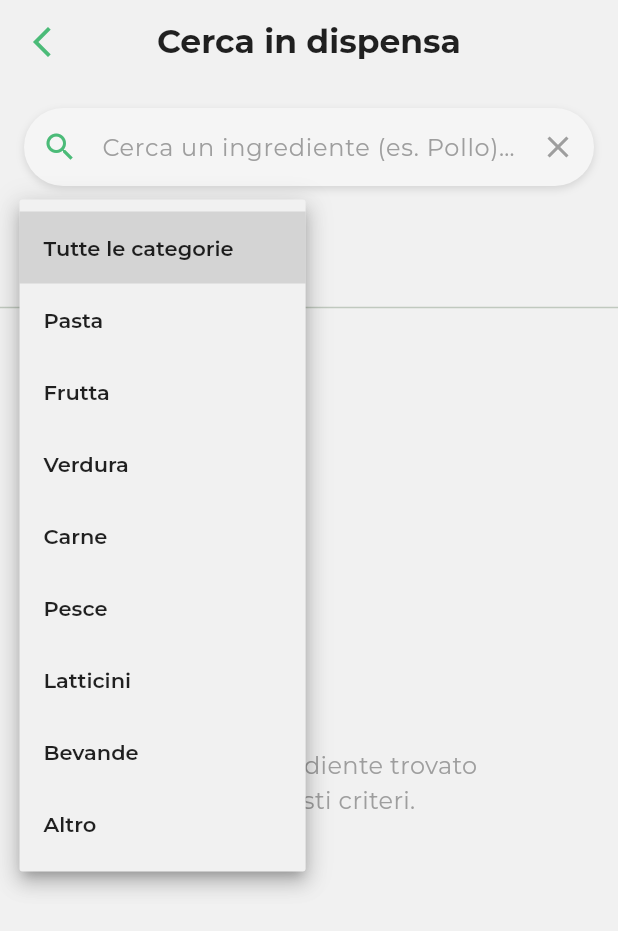
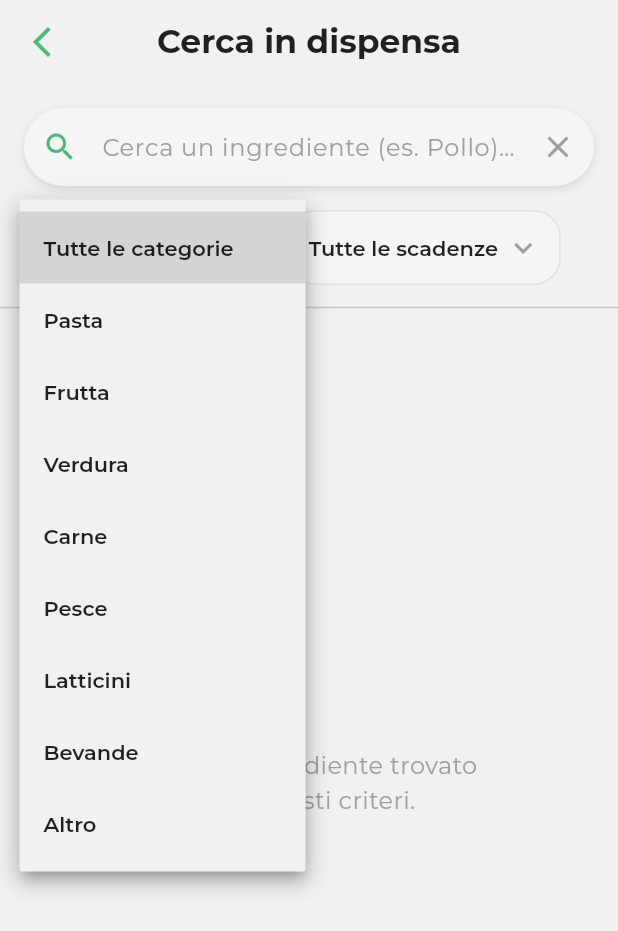
Before and after one commit to brunooliva7/Meal-Planner-Smart-Pantry-App---GRUPPO-6---APPELLO-GIUGNO-2026---MOBPROG, a Flutter app: the SearchDispensaScreen screen opened directly, after a tap on "Tutte le categorie", on a phone screen of 412 x 824 dp. Shown: the top 931 px of the screen. Run offline on Flutter 3.47's test engine with Material 3 defaults, Android fonts, the light colour scheme and no system bars; our stand-ins replace flutter_local_notifications, google_fonts, google_sign_in, image_picker, shared_preferences, sqflite and 1 more; missing offline and left inert: translator; accounts and stored records are empty; network calls fail.

Commit message:
aggiunta della gestione della scadenza dei prodotti

```diff
--- a/weekbite/lib/main.dart
+++ b/weekbite/lib/main.dart
@@ -10,6 +10,8 @@ import 'screens/user_profile_screen.dart';
 import 'screens/auth_screen.dart';
 import 'screens/create_recipe_screen.dart';
 import 'package:shared_preferences/shared_preferences.dart';
+import 'package:weekbite/services/notification_service.dart';
+
 
 // ==========================================================
 // ⚙️ CONFIGURAZIONI GLOBALI
@@ -25,8 +27,9 @@ const double navBarTextSize = 12.0;
 const Color kTextDark = Color(0xFF1A1A2E);
 const Color kTextMuted = Color(0xFF9CA3AF);
 
-void main() {
+void main() async {
   WidgetsFlutterBinding.ensureInitialized();
+  await NotificationService.init();
   runApp(const MyApp());
 }
 
--- a/weekbite/lib/screens/auth_screen.dart
+++ b/weekbite/lib/screens/auth_screen.dart
@@ -1,7 +1,7 @@
 import 'package:flutter/material.dart';
 import 'package:google_fonts/google_fonts.dart';
 import 'package:google_sign_in/google_sign_in.dart'; // 🌐 LIBRERIA GOOGLE UFFICIALE
-import '../database/database_helper.dart';
+import '../services/database_helper.dart';
 import 'package:shared_preferences/shared_preferences.dart';
 
 const Color primaryGreen = Color.fromARGB(255, 75, 187, 120);
--- a/weekbite/lib/screens/create_recipe_screen.dart
+++ b/weekbite/lib/screens/create_recipe_screen.dart
@@ -2,7 +2,7 @@ import 'dart:io';
 import 'package:flutter/material.dart';
 import 'package:google_fonts/google_fonts.dart';
 import 'package:image_picker/image_picker.dart';
-import '../database/database_helper.dart';
+import '../services/database_helper.dart';
 
 // Manteniamo le costanti grafiche definite nel tuo tema principale
 const Color primaryGreen = Color.fromARGB(255, 75, 187, 120);
--- a/weekbite/lib/screens/createplanner.dart
+++ b/weekbite/lib/screens/createplanner.dart
@@ -2,7 +2,7 @@ import 'dart:math';
 import 'package:flutter/material.dart';
 import 'package:google_fonts/google_fonts.dart';
 import 'recipe_model.dart';
-import '../database/database_helper.dart';
+import '../services/database_helper.dart';
 
 const Color primaryGreen = Color.fromARGB(255, 75, 187, 120);
 const Color kCardBackground = Colors.white;
--- a/weekbite/lib/screens/lista_spesa.dart
+++ b/weekbite/lib/screens/lista_spesa.dart
@@ -1,7 +1,7 @@
 import 'package:google_fonts/google_fonts.dart';
 import 'package:weekbite/main.dart';
 import 'package:weekbite/screens/ingredienti_model.dart';
-import 'package:weekbite/database/database_helper.dart';
+import 'package:weekbite/services/database_helper.dart';
 import 'package:weekbite/screens/dispensa.dart';
 import 'package:flutter/material.dart';
 
--- a/weekbite/lib/screens/main_screen.dart
+++ b/weekbite/lib/screens/main_screen.dart
@@ -6,7 +6,7 @@ import 'package:google_fonts/google_fonts.dart';
 import 'package:translator/translator.dart';
 import 'search_screen.dart';
 import 'recipe.dart';
-import '../database/database_helper.dart';
+import '../services/database_helper.dart';
 
 class MainScreen extends StatefulWidget {
   final bool isLogged;
--- a/weekbite/lib/screens/mealplanner.dart
+++ b/weekbite/lib/screens/mealplanner.dart
@@ -4,7 +4,7 @@ import 'recipe.dart';
 import 'modifyplanner.dart';
 import 'package:translator/translator.dart';
 import 'recipe_model.dart';
-import '../database/database_helper.dart';
+import '../services/database_helper.dart';
 
 const Color primaryGreen = Color.fromARGB(255, 75, 187, 120);
 const Color kCardBackground = Colors.white;
--- a/weekbite/lib/screens/modifyplanner.dart
+++ b/weekbite/lib/screens/modifyplanner.dart
@@ -2,7 +2,7 @@ import 'dart:math';
 import 'package:flutter/material.dart';
 import 'package:google_fonts/google_fonts.dart';
 import 'recipe_model.dart';
-import '../database/database_helper.dart';
+import '../services/database_helper.dart';
 
 const Color primaryGreen = Color.fromARGB(255, 75, 187, 120);
 const Color kCardBackground = Colors.white;
--- a/weekbite/lib/screens/recipe.dart
+++ b/weekbite/lib/screens/recipe.dart
@@ -2,7 +2,7 @@ import 'package:flutter/material.dart';
 import 'package:google_fonts/google_fonts.dart';
 import 'package:shared_preferences/shared_preferences.dart';
 import 'package:translator/translator.dart';
-import '../database/database_helper.dart';
+import '../services/database_helper.dart';
 import 'dart:io';
 import 'dart:convert'; // 🟢 Aggiunto per decodificare il JSON dell'API
 import 'package:http/http.dart' as http; // 🟢 Aggiunto per fare la chiamata di matching
--- a/weekbite/lib/screens/search_dispensa.dart
+++ b/weekbite/lib/screens/search_dispensa.dart
@@ -1,6 +1,6 @@
 import 'package:flutter/material.dart';
 import 'package:google_fonts/google_fonts.dart';
-import 'package:weekbite/database/database_helper.dart';
+import 'package:weekbite/services/database_helper.dart';
 import 'package:weekbite/screens/ingredienti_model.dart';
 import 'package:weekbite/screens/dispensa.dart';
 import 'package:weekbite/main.dart';
@@ -24,6 +24,14 @@ class _SearchDispensaScreenState extends State<SearchDispensaScreen> {
   ];
   String selectedCategoria = 'Tutte le categorie';
 
+  final List<String> scadenzaOptions = [
+    'Tutte le scadenze',
+    'Scaduti',
+    'In scadenza (7 gg)',
+    'Validi'
+  ];
+  String selectedScadenza = 'Tutte le scadenze';
+
   @override
   void initState() {
     super.initState();
@@ -36,7 +44,7 @@ class _SearchDispensaScreenState extends State<SearchDispensaScreen> {
     });
     String queryTesto = _searchController.text.trim();
 
-    if (queryTesto.isEmpty && selectedCategoria == 'Tutte le categorie') {
+    if (queryTesto.isEmpty && selectedCategoria == 'Tutte le categorie' && selectedScadenza == 'Tutte le scadenze') {
       if (mounted) {
         setState(() {
           searchResults = [];
@@ -63,6 +71,28 @@ class _SearchDispensaScreenState extends State<SearchDispensaScreen> {
 
       List<Ingredienti> parsedResults = res.map((row) => Ingredienti.fromMap(row)).toList();
 
+      if (selectedScadenza != 'Tutte le scadenze') {
+        DateTime oggi = DateTime.now();
+        // Rimuoviamo le ore e i minuti, ci interessano solo i giorni!
+        DateTime soloOggi = DateTime(oggi.year, oggi.month, oggi.day);
+
+        parsedResults = parsedResults.where((ing) {
+          DateTime dataIng = DateTime(ing.dataScadenza.year, ing.dataScadenza.month, ing.dataScadenza.day);
+
+          if (selectedScadenza == 'Scaduti') {
+            return dataIng.isBefore(soloOggi); // Scadenza precedente a oggi
+          } else if (selectedScadenza == 'In scadenza (7 gg)') {
+            // Tra oggi e i prossimi 7 giorni compresi
+            return (dataIng.isAtSameMomentAs(soloOggi) || dataIng.isAfter(soloOggi)) &&
+                   dataIng.isBefore(soloOggi.add(const Duration(days: 8)));
+          } else if (selectedScadenza == 'Validi') {
+            return dataIng.isAfter(soloOggi.add(const Duration(days: 7))); // Oltre i 7 giorni
+          }
+          return true;
+        }).toList();
+      }
+
+
       if (mounted) {
         setState(() {
           searchResults = parsedResults;
@@ -77,7 +107,7 @@ class _SearchDispensaScreenState extends State<SearchDispensaScreen> {
 
   @override
   Widget build(BuildContext context) {
-    bool isFilterActive = selectedCategoria != 'Tutte le categorie';
+    bool isFilterActive = selectedCategoria != 'Tutte le categorie' && selectedScadenza != 'Tutte le scadenze';
 
     return Scaffold(
       backgroundColor: backgroundColor,
@@ -153,6 +183,31 @@ class _SearchDispensaScreenState extends State<SearchDispensaScreen> {
                       onChanged: (String? newValue) {
                         if (newValue != null) {
                           setState(() => selectedCategoria = newValue);
+                          _performLocalSearch();
+                        }
+                      },
+                    ),
+                  ),
+                ),
+
+                Container(
+                  padding: const EdgeInsets.symmetric(horizontal: 12),
+                  decoration: BoxDecoration(
+                    color: selectedScadenza == 'Tutte le scadenze' ? Colors.grey[100] : primaryGreen.withOpacity(0.1),
+                    border: Border.all(color: selectedScadenza == 'Tutte le scadenze' ? Colors.grey[300]! : primaryGreen),
+                    borderRadius: BorderRadius.circular(18),
+                  ),
+                  child: DropdownButtonHideUnderline(
+                    child: DropdownButton<String>(
+                      value: selectedScadenza,
+                      icon: Icon(Icons.keyboard_arrow_down, color: selectedScadenza == 'Tutte le scadenze' ? Colors.grey : primaryGreen),
+                      style: GoogleFonts.montserrat(fontSize: 14, color: selectedScadenza == 'Tutte le scadenze' ? Colors.black87 : primaryGreen, fontWeight: FontWeight.w600),
+                      items: scadenzaOptions.map((String val) {
+                        return DropdownMenuItem<String>(value: val, child: Text(val));
+                      }).toList(),
+                      onChanged: (String? newValue) {
+                        if (newValue != null) {
+                          setState(() => selectedScadenza = newValue);
                           _performLocalSearch();
                         }
                       },
--- a/weekbite/lib/screens/search_screen.dart
+++ b/weekbite/lib/screens/search_screen.dart
@@ -4,7 +4,7 @@ import 'package:http/http.dart' as http;
 import 'package:google_fonts/google_fonts.dart';
 import 'package:translator/translator.dart';
 import 'recipe.dart';
-import '../database/database_helper.dart'; // 📂 Importazione del Database
+import '../services/database_helper.dart'; // 📂 Importazione del Database
 import 'dart:io';
 
 const Color primaryGreen = Color.fromARGB(255, 75, 187, 120);
--- a/weekbite/lib/screens/stats_screen.dart
+++ b/weekbite/lib/screens/stats_screen.dart
@@ -2,7 +2,7 @@ import 'dart:convert';
 import 'package:flutter/material.dart';
 import 'package:google_fonts/google_fonts.dart';
 import 'package:shared_preferences/shared_preferences.dart';
-import '../database/database_helper.dart'; // <-- IMPORT DEL DATABASE DEL TEAM
+import '../services/database_helper.dart'; // <-- IMPORT DEL DATABASE DEL TEAM
 
 // COLORI UFFICIALI
 const Color primaryGreen = Color.fromARGB(255, 75, 187, 120);
--- a/weekbite/lib/screens/user_profile_screen.dart
+++ b/weekbite/lib/screens/user_profile_screen.dart
@@ -4,7 +4,7 @@ import 'package:google_fonts/google_fonts.dart';
 import 'package:shared_preferences/shared_preferences.dart';
 import 'package:image_picker/image_picker.dart';
 import 'recipe.dart';
-import '../database/database_helper.dart';
+import '../services/database_helper.dart';
 
 const Color primaryGreen = Color.fromARGB(255, 75, 187, 120);
 const Color backgroundColor = Colors.white;
--- a/weekbite/lib/database/database_helper.dart
+++ b/weekbite/lib/services/database_helper.dart
@@ -472,8 +472,8 @@ class DatabaseHelper {
   // Aggiorna un ingrediente esistente (Modifica)
   Future<int> updateIngrediente(String nomeTabella, Ingredienti ingrediente) async {
     if (ingrediente.id == null) {
-      print("⚠️ ERRORE: Impossibile aggiornare '${ingrediente.nome}', l'ID è null!");
-      return 0; // Interrompiamo la funzione per evitare l'errore rosso
+      print("Errore");
+      return 0;
     }
     final db = await instance.database;
     print("200");
--- a/weekbite/pubspec.yaml
+++ b/weekbite/pubspec.yaml
@@ -30,6 +30,8 @@ environment:
 dependencies:
   flutter:
     sdk: flutter
+  flutter_local_notifications: ^17.0.0
+  timezone: ^0.9.4
   sqflite: ^2.3.0
   path: ^1.9.0
   google_sign_in: ^6.2.1
```
Also changed, not shown: weekbite/lib/screens/dispensa.dart (+23 -4 lines), weekbite/lib/services/notification_service.dart (added, +53 -0 lines), weekbite/pubspec.lock, 1 other file.
